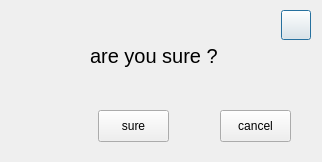
Before: the Qt Designer form src/plugins/ukui-clock/deleteMsg.ui in ukui/ukui-sidebar, drawn with Qt 5.
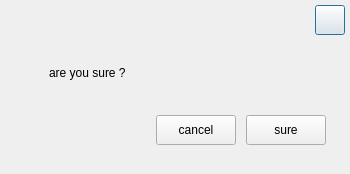
After: the same form once the commit is applied. Icons and pictures are not drawn.

```diff
--- a/src/plugins/ukui-clock/deleteMsg.ui
+++ b/src/plugins/ukui-clock/deleteMsg.ui
@@ -6,8 +6,8 @@
    <rect>
     <x>0</x>
     <y>0</y>
-    <width>322</width>
-    <height>162</height>
+    <width>350</width>
+    <height>174</height>
    </rect>
   </property>
   <property name="windowTitle">
@@ -21,92 +21,244 @@
     <rect>
      <x>0</x>
      <y>0</y>
-     <width>320</width>
-     <height>160</height>
+     <width>350</width>
+     <height>174</height>
     </rect>
    </property>
    <property name="styleSheet">
     <string notr="true"/>
    </property>
-   <widget class="QPushButton" name="closebtn">
+   <widget class="QWidget" name="widget_2" native="true">
     <property name="geometry">
      <rect>
-      <x>281</x>
-      <y>10</y>
-      <width>30</width>
-      <height>30</height>
+      <x>0</x>
+      <y>50</y>
+      <width>350</width>
+      <height>46</height>
      </rect>
     </property>
-    <property name="styleSheet">
-     <string notr="true"/>
-    </property>
-    <property name="text">
-     <string/>
-    </property>
+    <layout class="QHBoxLayout" name="horizontalLayout">
+     <item>
+      <spacer name="horizontalSpacer">
+       <property name="orientation">
+        <enum>Qt::Horizontal</enum>
+       </property>
+       <property name="sizeType">
+        <enum>QSizePolicy::Fixed</enum>
+       </property>
+       <property name="sizeHint" stdset="0">
+        <size>
+         <width>19</width>
+         <height>20</height>
+        </size>
+       </property>
+      </spacer>
+     </item>
+     <item>
+      <widget class="QLabel" name="label_6">
+       <property name="minimumSize">
+        <size>
+         <width>24</width>
+         <height>24</height>
+        </size>
+       </property>
+       <property name="maximumSize">
+        <size>
+         <width>24</width>
+         <height>24</height>
+        </size>
+       </property>
+       <property name="styleSheet">
+        <string notr="true">border-image: url(:/image/warning-24x24.png);</string>
+       </property>
+       <property name="text">
+        <string/>
+       </property>
+      </widget>
+     </item>
+     <item>
+      <widget class="QLabel" name="label_5">
+       <property name="styleSheet">
+        <string notr="true"/>
+       </property>
+       <property name="text">
+        <string>are you sure ?</string>
+       </property>
+      </widget>
+     </item>
+     <item>
+      <spacer name="horizontalSpacer_2">
+       <property name="orientation">
+        <enum>Qt::Horizontal</enum>
+       </property>
+       <property name="sizeHint" stdset="0">
+        <size>
+         <width>40</width>
+         <height>20</height>
+        </size>
+       </property>
+      </spacer>
+     </item>
+    </layout>
    </widget>
-   <widget class="QPushButton" name="surebtn">
+   <widget class="QWidget" name="verticalLayoutWidget">
     <property name="geometry">
      <rect>
-      <x>98</x>
-      <y>110</y>
-      <width>71</width>
-      <height>32</height>
+      <x>310</x>
+      <y>0</y>
+      <width>40</width>
+      <height>40</height>
      </rect>
     </property>
-    <property name="styleSheet">
-     <string notr="true"/>
-    </property>
-    <property name="text">
-     <string>sure</string>
-    </property>
+    <layout class="QHBoxLayout" name="horizontalLayout_2">
+     <property name="leftMargin">
+      <number>5</number>
+     </property>
+     <property name="topMargin">
+      <number>5</number>
+     </property>
+     <property name="rightMargin">
+      <number>5</number>
+     </property>
+     <property name="bottomMargin">
+      <number>5</number>
+     </property>
+     <item>
+      <widget class="QPushButton" name="closebtn">
+       <property name="minimumSize">
+        <size>
+         <width>30</width>
+         <height>30</height>
+        </size>
+       </property>
+       <property name="maximumSize">
+        <size>
+         <width>30</width>
+         <height>30</height>
+        </size>
+       </property>
+       <property name="styleSheet">
+        <string notr="true"/>
+       </property>
+       <property name="text">
+        <string/>
+       </property>
+      </widget>
+     </item>
+    </layout>
    </widget>
-   <widget class="QPushButton" name="cancelbtn">
+   <widget class="QWidget" name="widget_3" native="true">
     <property name="geometry">
      <rect>
-      <x>220</x>
-      <y>110</y>
-      <width>71</width>
-      <height>32</height>
+      <x>0</x>
+      <y>100</y>
+      <width>350</width>
+      <height>61</height>
      </rect>
     </property>
-    <property name="styleSheet">
-     <string notr="true"/>
-    </property>
-    <property name="text">
-     <string>cancel</string>
-    </property>
-   </widget>
-   <widget class="QLabel" name="label_5">
-    <property name="geometry">
-     <rect>
-      <x>90</x>
-      <y>30</y>
-      <width>221</width>
-      <height>51</height>
-     </rect>
-    </property>
-    <property name="styleSheet">
-     <string notr="true">font:  15pt;</string>
-    </property>
-    <property name="text">
-     <string>are you sure ?</string>
-    </property>
-   </widget>
-   <widget class="QLabel" name="label_6">
-    <property name="geometry">
-     <rect>
-      <x>20</x>
-      <y>30</y>
-      <width>51</width>
-      <height>51</height>
-     </rect>
-    </property>
-    <property name="styleSheet">
-     <string notr="true">border-image: url(:/image/aptdaemon-error.png);</string>
-    </property>
-    <property name="text">
-     <string/>
-    </property>
+    <layout class="QHBoxLayout" name="horizontalLayout_3">
+     <property name="spacing">
+      <number>0</number>
+     </property>
+     <property name="leftMargin">
+      <number>0</number>
+     </property>
+     <property name="topMargin">
+      <number>0</number>
+     </property>
+     <property name="rightMargin">
+      <number>0</number>
+     </property>
+     <property name="bottomMargin">
+      <number>0</number>
+     </property>
+     <item>
+      <spacer name="horizontalSpacer_3">
+       <property name="orientation">
+        <enum>Qt::Horizontal</enum>
+       </property>
+       <property name="sizeHint" stdset="0">
+        <size>
+         <width>156</width>
+         <height>20</height>
+        </size>
+       </property>
+      </spacer>
+     </item>
+     <item>
+      <widget class="QPushButton" name="cancelbtn">
+       <property name="minimumSize">
+        <size>
+         <width>80</width>
+         <height>30</height>
+        </size>
+       </property>
+       <property name="maximumSize">
+        <size>
+         <width>80</width>
+         <height>30</height>
+        </size>
+       </property>
+       <property name="styleSheet">
+        <string notr="true"/>
+       </property>
+       <property name="text">
+        <string>cancel</string>
+       </property>
+      </widget>
+     </item>
+     <item>
+      <spacer name="horizontalSpacer_5">
+       <property name="orientation">
+        <enum>Qt::Horizontal</enum>
+       </property>
+       <property name="sizeHint" stdset="0">
+        <size>
+         <width>10</width>
+         <height>20</height>
+        </size>
+       </property>
+      </spacer>
+     </item>
+     <item>
+      <widget class="QPushButton" name="surebtn">
+       <property name="minimumSize">
+        <size>
+         <width>80</width>
+         <height>30</height>
+        </size>
+       </property>
+       <property name="maximumSize">
+        <size>
+         <width>80</width>
+         <height>30</height>
+        </size>
+       </property>
+       <property name="styleSheet">
+        <string notr="true"/>
+       </property>
+       <property name="text">
+        <string>sure</string>
+       </property>
+      </widget>
+     </item>
+     <item>
+      <spacer name="horizontalSpacer_4">
+       <property name="orientation">
+        <enum>Qt::Horizontal</enum>
+       </property>
+       <property name="sizeType">
+        <enum>QSizePolicy::Fixed</enum>
+       </property>
+       <property name="sizeHint" stdset="0">
+        <size>
+         <width>24</width>
+         <height>20</height>
+        </size>
+       </property>
+      </spacer>
+     </item>
+    </layout>
    </widget>
   </widget>
  </widget>
```
